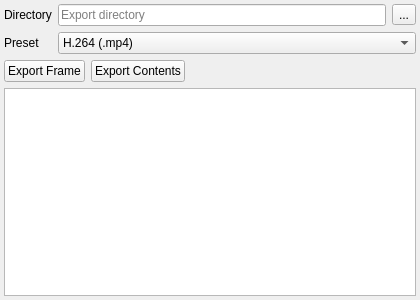
ili4yov-ika/OpenVegasEffects, file ui/ExportPanel.ui: the form before one commit.
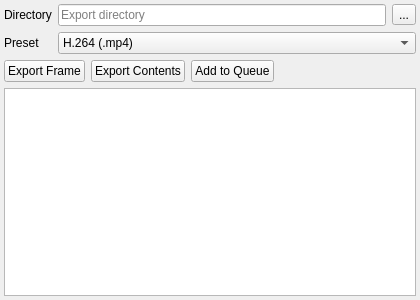
The form after the commit.

Diff of the .ui file:
```diff
--- a/ui/ExportPanel.ui
+++ b/ui/ExportPanel.ui
@@ -60,6 +60,12 @@
        <property name="text"><string>Export Contents</string></property>
       </widget>
      </item>
+     <item>
+      <widget class="QPushButton" name="pushButtonAddToQueue">
+       <property name="text"><string>Add to Queue</string></property>
+       <property name="toolTip"><string>Queue the shot's contents for export with this preset</string></property>
+      </widget>
+     </item>
      <item>
       <spacer name="buttonSpacer">
        <property name="orientation"><enum>Qt::Horizontal</enum></property>
```
